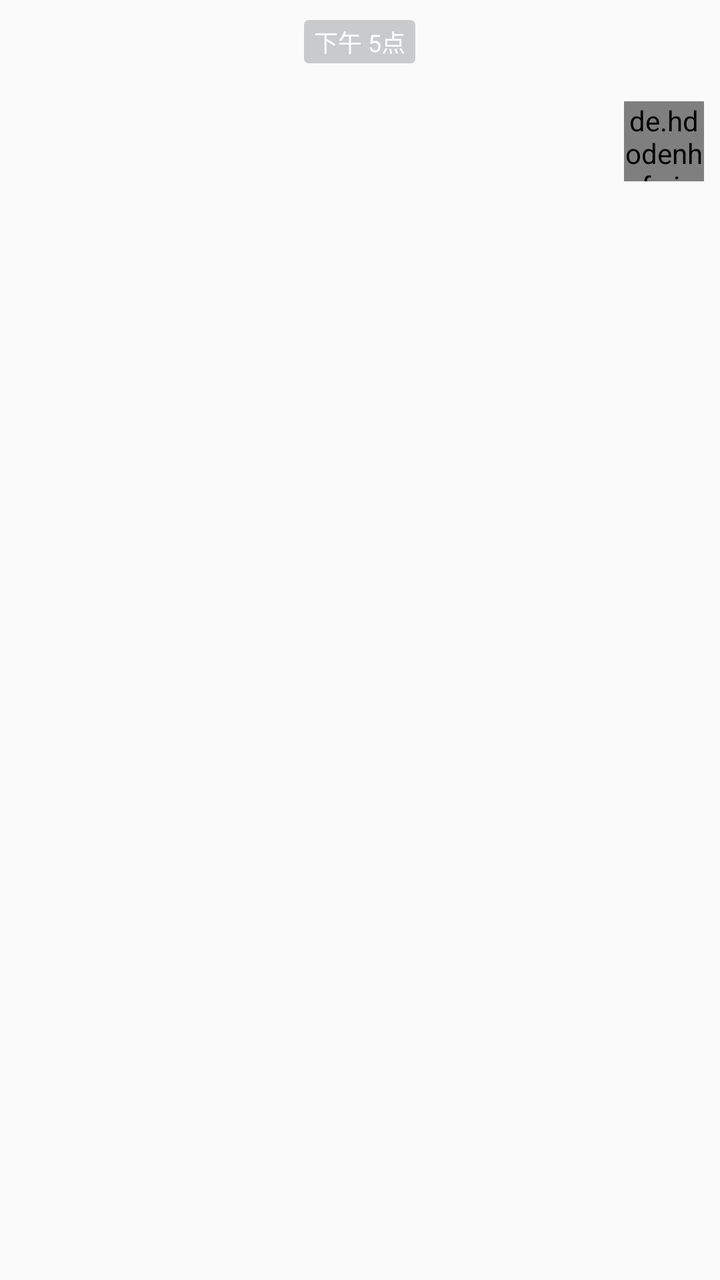
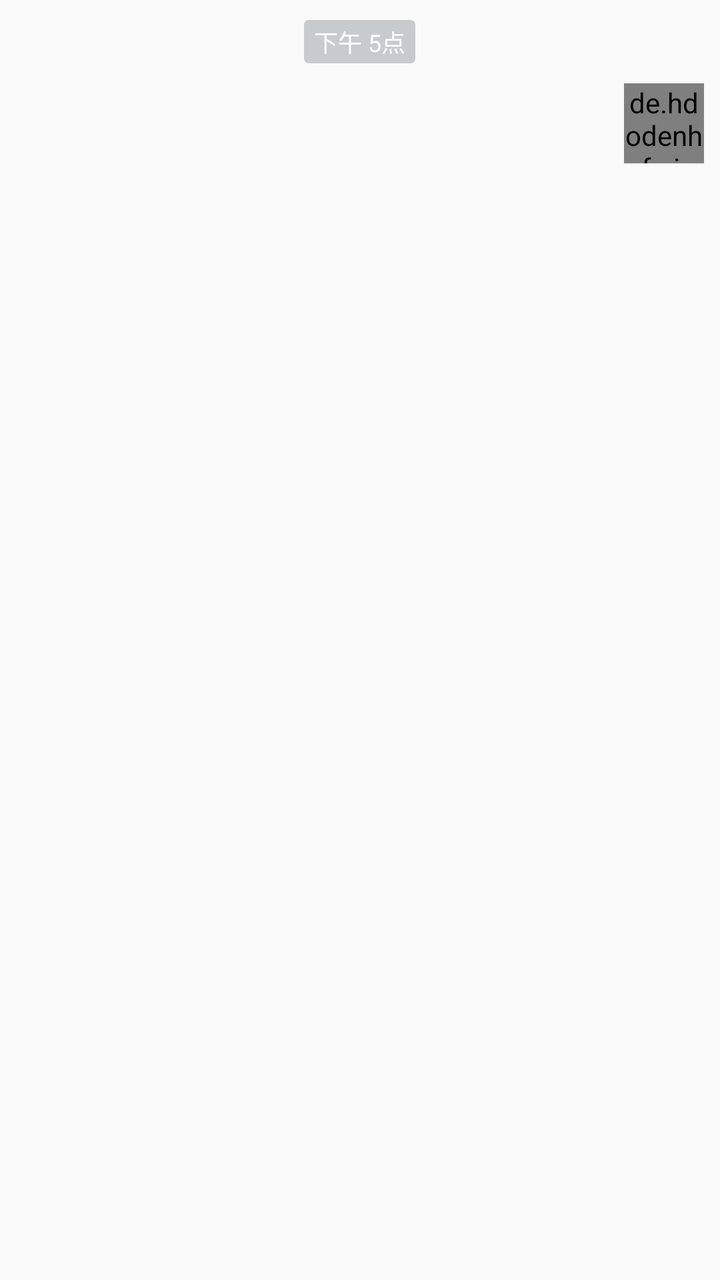

Before-and-after screenshots of an Android layout around one commit, followed by the original layout XML and the change that was made.
<!-- AndroidManifest.xml: application theme AppTheme -->
<!-- res/layout/conversation_item_message_container_send.xml -->
<?xml version="1.0" encoding="utf-8"?>
<LinearLayout xmlns:android="http://schemas.android.com/apk/res/android"
    xmlns:tools="http://schemas.android.com/tools"
    android:id="@+id/messageRootLinearLayout"
    android:layout_width="match_parent"
    android:layout_height="wrap_content"
    android:orientation="vertical">

    

    <TextView
        android:id="@+id/timeTextView"
        android:layout_width="wrap_content"
        android:layout_height="wrap_content"
        android:layout_gravity="center_horizontal"
        android:layout_margin="10dp"
        android:background="@drawable/shape_notification_bg"
        android:gravity="center"
        android:paddingLeft="5dp"
        android:paddingTop="2dp"
        android:paddingRight="5dp"
        android:paddingBottom="2dp"
        android:text="下午 5点"
        android:textColor="#fff"
        android:textSize="12sp" />

    <LinearLayout
        android:layout_width="wrap_content"
        android:layout_height="wrap_content"
        android:layout_gravity="right"
        android:gravity="right"
        android:orientation="horizontal"
        android:paddingLeft="5dp"
        android:paddingTop="5dp"
        android:paddingRight="5dp"
        android:paddingBottom="5dp">

        

        <LinearLayout
            android:id="@+id/errorLinearLayout"
            android:layout_width="wrap_content"
            android:layout_height="wrap_content"
            android:layout_gravity="center"
            android:visibility="gone"
            tools:visibility="visible">

            <TextView
                android:id="@+id/retryTextView"
                android:layout_width="wrap_content"
                android:layout_height="wrap_content"
                android:layout_gravity="center"
                android:text="重试"
                android:visibility="gone"
                tools:visibility="visible" />

            <include layout="@layout/include_error" />
        </LinearLayout>

        <ProgressBar xmlns:tools="http://schemas.android.com/tools"
            android:id="@+id/progressBar"
            style="?android:attr/progressBarStyleSmall"
            android:layout_width="20dp"
            android:layout_height="20dp"
            android:layout_gravity="center"
            android:layout_margin="5dp"
            android:visibility="gone"
            tools:visibility="visible" />

        <LinearLayout
            android:layout_width="wrap_content"
            android:layout_height="wrap_content"
            android:gravity="right"
            android:orientation="vertical">

            <TextView
                android:id="@+id/nameTextView"
                android:layout_width="wrap_content"
                android:layout_height="wrap_content"
                android:layout_marginRight="10dp"
                android:text="imndx"
                android:textColor="#666666"
                android:textSize="12sp"
                android:visibility="gone"
                tools:visibility="visible" />

            <FrameLayout
                android:id="@+id/contentFrameLayout"
                android:layout_width="wrap_content"
                android:layout_height="wrap_content">

                <ViewStub
                    android:id="@+id/contentViewStub"
                    android:layout_width="wrap_content"
                    android:layout_height="wrap_content" />

            </FrameLayout>
        </LinearLayout>

        
        <include layout="@layout/include_avatar" />

    </LinearLayout>

</LinearLayout>
<!-- res/layout/include_error.xml (included above) -->
<?xml version="1.0" encoding="utf-8"?>
<ImageView xmlns:android="http://schemas.android.com/apk/res/android"
    android:id="@+id/ivError"
    android:layout_width="20dp"
    android:layout_height="20dp"
    android:layout_gravity="center"
    android:layout_margin="5dp"
    android:src="@mipmap/img_error" />
<!-- res/layout/include_avatar.xml (included above) -->
<?xml version="1.0" encoding="utf-8"?>
<de.hdodenhof.circleimageview.CircleImageView
    xmlns:app="http://schemas.android.com/apk/res-auto"
    xmlns:android="http://schemas.android.com/apk/res/android"
    android:id="@+id/portraitImageView"
    android:layout_width="40dp"
    android:layout_height="40dp"
    android:layout_marginTop="4dp"
    android:layout_marginLeft="3dp"
    android:layout_marginRight="3dp"
    android:focusable="false"
    android:focusableInTouchMode="false"
    android:scaleType="centerCrop"
    android:src="@mipmap/default_header"
    app:civ_border_width="1dp"
    app:civ_border_color="@color/gray"/>
<!-- resources referenced by this layout -->
<resources>
  <color name="gray">#D9D9D9</color>
  <!-- drawable shape_notification_bg (drawable) -->
  <?xml version="1.0" encoding="UTF-8"?>
  <shape xmlns:android="http://schemas.android.com/apk/res/android">
      <solid android:color="#C8CBCE" />
      <corners android:radius="2dip" />
      <stroke
          android:width="0.5dip"
          android:color="#C8CBCE" />
  </shape>
  <!-- mipmap default_header: png bitmap (mipmap-hdpi, 2807 bytes) -->
  <!-- mipmap img_error: png bitmap (mipmap-hdpi, 820 bytes) -->
  <style name="AppTheme" parent="Theme.AppCompat.DayNight.NoActionBar">
          
          <item name="colorPrimary">@color/colorPrimary</item>
          <item name="colorPrimaryDark">@color/colorPrimaryDark</item>
          <item name="colorAccent">@color/colorAccent</item>
          
          
          
          <item name="colorBackgroundFloating">@color/white</item>
      </style>
  <color name="colorPrimary">#3e64e4</color>
  <color name="colorPrimaryDark">#3e64e4</color>
  <color name="colorAccent">#7e7e7e</color>
  <color name="white">#ffffff</color>
</resources>

<!-- the commit's change to res/layout/conversation_item_message_container_send.xml (unified diff, before → after) -->
@@ -31,7 +31,7 @@
         android:gravity="right"
         android:orientation="horizontal"
         android:paddingLeft="5dp"
-        android:paddingTop="5dp"
+        android:paddingTop="0dp"
         android:paddingRight="5dp"
         android:paddingBottom="5dp">
 
@@ -120,7 +120,7 @@
     android:id="@+id/portraitImageView"
     android:layout_width="40dp"
     android:layout_height="40dp"
-    android:layout_marginTop="4dp"
+    android:layout_marginTop="0dp"
     android:layout_marginLeft="3dp"
     android:layout_marginRight="3dp"
     android:focusable="false"
